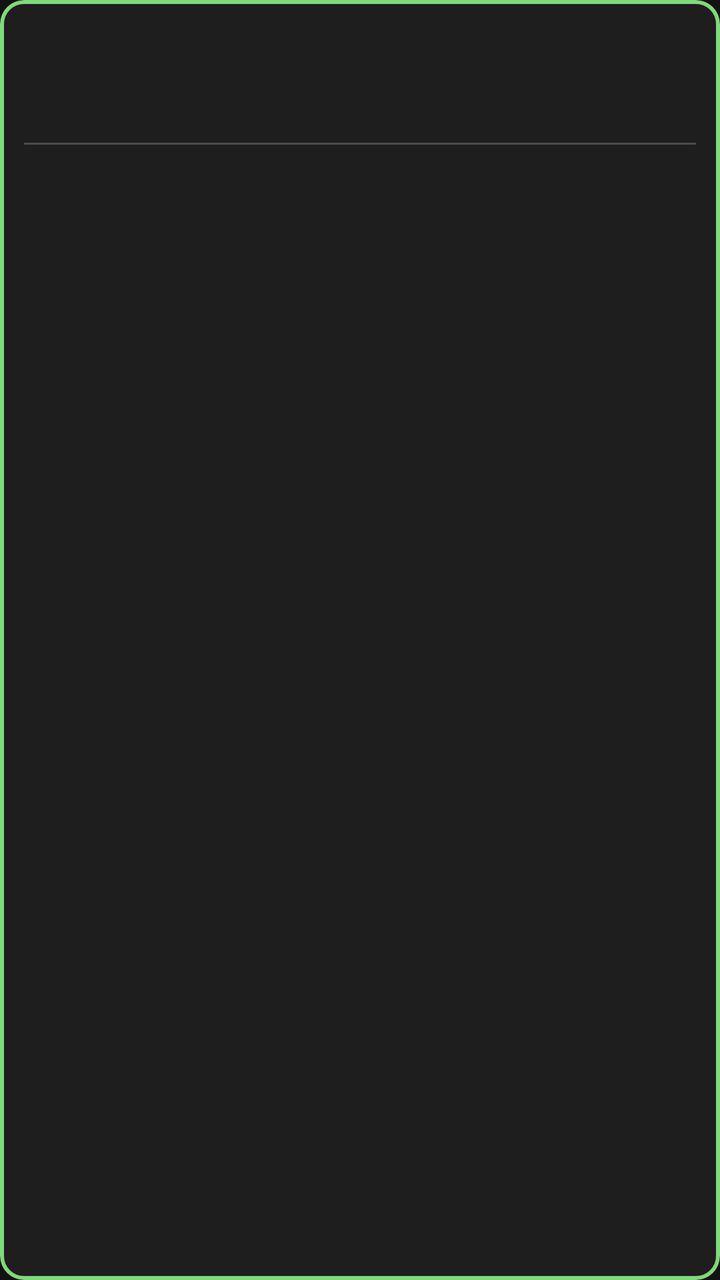
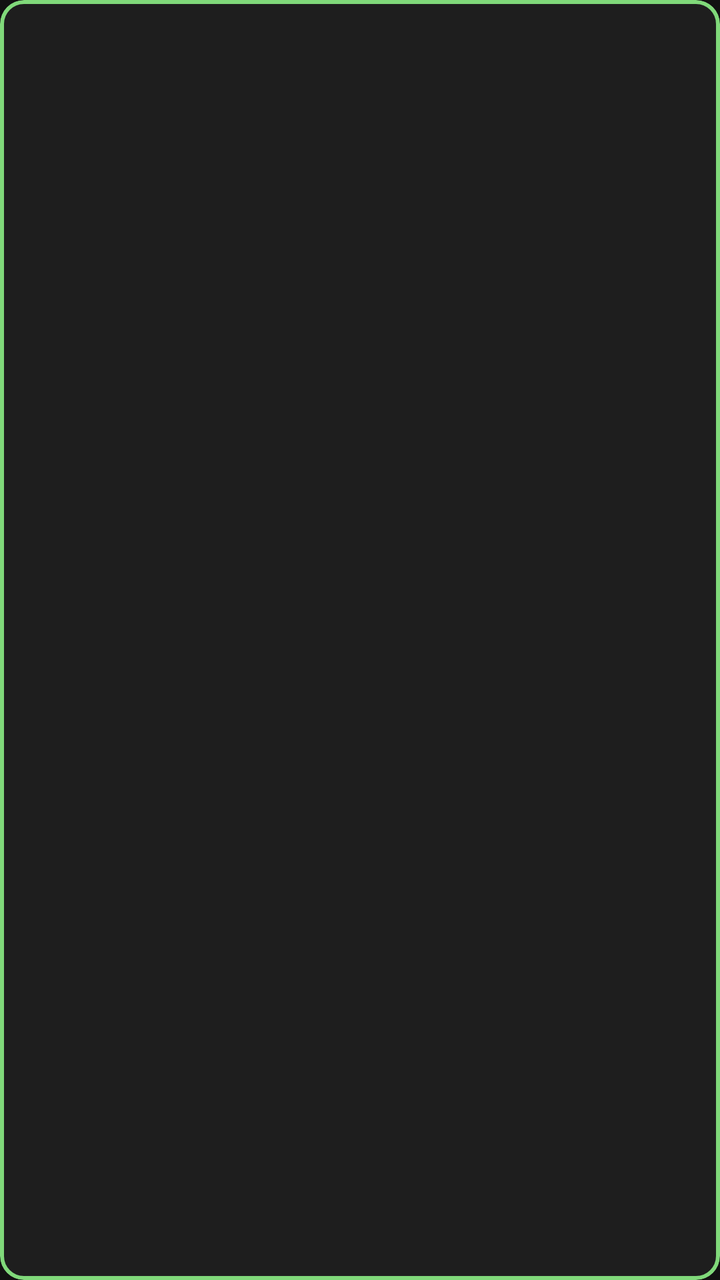

Screens rendered from an Android XML layout before and after an edit, with the pre-edit source and the edit as a unified diff.
<!-- AndroidManifest.xml: application theme Theme.VT5.Dark -->
<!-- res/layout/item_ai_forecast_day.xml -->
<?xml version="1.0" encoding="utf-8"?>
<com.google.android.material.card.MaterialCardView xmlns:android="http://schemas.android.com/apk/res/android"
    xmlns:app="http://schemas.android.com/apk/res-auto"
    android:layout_width="match_parent"
    android:layout_height="wrap_content"
    android:layout_marginTop="16dp"
    android:layout_marginBottom="12dp"
    app:cardBackgroundColor="@color/vt5_dark_gray"
    app:cardCornerRadius="12dp"
    app:strokeColor="@color/vt5_green"
    app:strokeWidth="2dp">

    <LinearLayout
        android:layout_width="match_parent"
        android:layout_height="wrap_content"
        android:orientation="vertical"
        android:padding="12dp">

        <TextView
            android:id="@+id/tvDayTitle"
            android:layout_width="match_parent"
            android:layout_height="wrap_content"
            android:textColor="@color/vt5_on_surface"
            android:textSize="18sp"
            android:textStyle="bold" />

        <TextView
            android:id="@+id/tvWeatherSummary"
            android:layout_width="match_parent"
            android:layout_height="wrap_content"
            android:alpha="0.8"
            android:paddingTop="4dp"
            android:textColor="@color/vt5_on_surface"
            android:textSize="14sp" />

        <View
            android:layout_width="match_parent"
            android:layout_height="1dp"
            android:layout_marginTop="12dp"
            android:layout_marginBottom="12dp"
            android:alpha="0.2"
            android:background="@color/vt5_on_surface" />

        
        <GridLayout
            android:id="@+id/speciesGrid"
            android:layout_width="match_parent"
            android:layout_height="wrap_content"
            android:alignmentMode="alignMargins"
            android:columnCount="1" />

    </LinearLayout>

</com.google.android.material.card.MaterialCardView>
<!-- resources referenced by this layout -->
<resources>
  <color name="vt5_dark_gray">#1E1E1E</color>
  <color name="vt5_green">#80D97A</color>
  <color name="vt5_on_surface">@color/popup_bg_wit</color>
  <color name="popup_bg_wit">#FFFFFFFF</color>
  <color name="vt5_black">#121212</color>
  <color name="vt5_light_blue">#117CAF</color>
  <color name="vt5_white">#FFFFFF</color>
  <style name="Widget.VT5.Button" parent="Widget.Material3.Button">
          
          <item name="cornerRadius">@dimen/vt5_btn_corner</item>
          <item name="android:insetLeft">0dp</item>
          <item name="android:insetRight">0dp</item>
          <item name="android:insetTop">0dp</item>
          <item name="android:insetBottom">0dp</item>
          <item name="iconPadding">8dp</item>
          <item name="android:minHeight">48dp</item>
  
          
          <item name="backgroundTint">@color/vt5_light_blue</item>
          <item name="android:textColor">@color/vt5_white</item>
          <item name="rippleColor">?attr/colorPrimaryContainer</item>
  
          
          <item name="strokeColor">@color/vt5_light_gray</item>
          <item name="strokeWidth">0dp</item>
      </style>
  <style name="ThemeOverlay.VT5.MaterialAlertDialog" parent="ThemeOverlay.Material3.MaterialAlertDialog">
          <item name="buttonBarPositiveButtonStyle">@style/Widget.VT5.AlertDialog.Button</item>
          <item name="buttonBarNegativeButtonStyle">@style/Widget.VT5.AlertDialog.Button</item>
          <item name="buttonBarNeutralButtonStyle">@style/Widget.VT5.AlertDialog.Button</item>
      </style>
  <!-- drawable vt5_btn_selector (drawable) -->
  <?xml version="1.0" encoding="utf-8"?>
  <selector xmlns:android="http://schemas.android.com/apk/res/android">
  
      
      <item android:state_checked="true" android:drawable="@drawable/vt5_btn_checked" />
  
      
      <item android:state_pressed="true" android:drawable="@drawable/vt5_btn_pressed" />
  
      
      <item android:drawable="@drawable/vt5_btn_unchecked" />
  </selector>
  <dimen name="vt5_btn_stroke">1dp</dimen>
  <dimen name="vt5_btn_corner">6dp</dimen>
  <color name="vt5_light_gray">#5D748C</color>
  <style name="Widget.VT5.AlertDialog.Button" parent="Widget.Material3.Button.TextButton.Dialog">
          <item name="android:textColor">@color/vt5_white</item>
      </style>
  <!-- drawable vt5_btn_checked (drawable) -->
  <?xml version="1.0" encoding="utf-8"?>
  <shape xmlns:android="http://schemas.android.com/apk/res/android" android:shape="rectangle">
      
      <solid android:color="@color/vt5_light_blue" />
      
      <corners android:radius="@dimen/vt5_btn_corner" />
      
      <padding android:left="8dp" android:top="6dp" android:right="8dp" android:bottom="6dp" />
  </shape>
  <!-- drawable vt5_btn_pressed (drawable) -->
  <?xml version="1.0" encoding="utf-8"?>
  <shape xmlns:android="http://schemas.android.com/apk/res/android" android:shape="rectangle">
      
      <solid android:color="@color/vt5_light_blue" />
      <corners android:radius="@dimen/vt5_btn_corner" />
      <padding android:left="8dp" android:top="6dp" android:right="8dp" android:bottom="6dp" />
  </shape>
  <!-- drawable vt5_btn_unchecked (drawable) -->
  <?xml version="1.0" encoding="utf-8"?>
  <shape xmlns:android="http://schemas.android.com/apk/res/android" android:shape="rectangle">
      
      <solid android:color="@color/vt5_black" />
      
      <stroke android:width="@dimen/vt5_btn_stroke" android:color="@color/vt5_light_blue" />
      <corners android:radius="@dimen/vt5_btn_corner" />
      <padding android:left="8dp" android:top="6dp" android:right="8dp" android:bottom="6dp" />
  </shape>
  <!-- unchanged entries left out for length: 2 -->
</resources>

<!-- the commit's change to res/layout/item_ai_forecast_day.xml (unified diff, before → after) -->
@@ -24,30 +24,12 @@
             android:textSize="18sp"
             android:textStyle="bold" />
 
-        <TextView
-            android:id="@+id/tvWeatherSummary"
+        <LinearLayout
+            android:id="@+id/dayBlocksContainer"
             android:layout_width="match_parent"
             android:layout_height="wrap_content"
-            android:alpha="0.8"
-            android:paddingTop="4dp"
-            android:textColor="@color/vt5_on_surface"
-            android:textSize="14sp" />
-
-        <View
-            android:layout_width="match_parent"
-            android:layout_height="1dp"
-            android:layout_marginTop="12dp"
-            android:layout_marginBottom="12dp"
-            android:alpha="0.2"
-            android:background="@color/vt5_on_surface" />
-
-        
-        <GridLayout
-            android:id="@+id/speciesGrid"
-            android:layout_width="match_parent"
-            android:layout_height="wrap_content"
-            android:alignmentMode="alignMargins"
-            android:columnCount="1" />
+            android:orientation="vertical"
+            android:layout_marginTop="8dp" />
 
     </LinearLayout>
 
